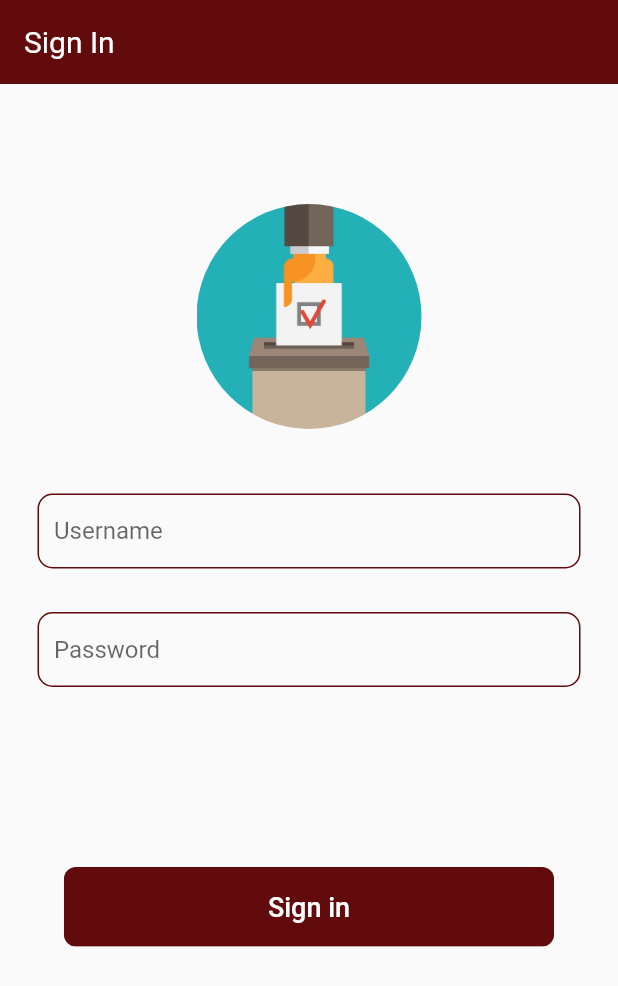
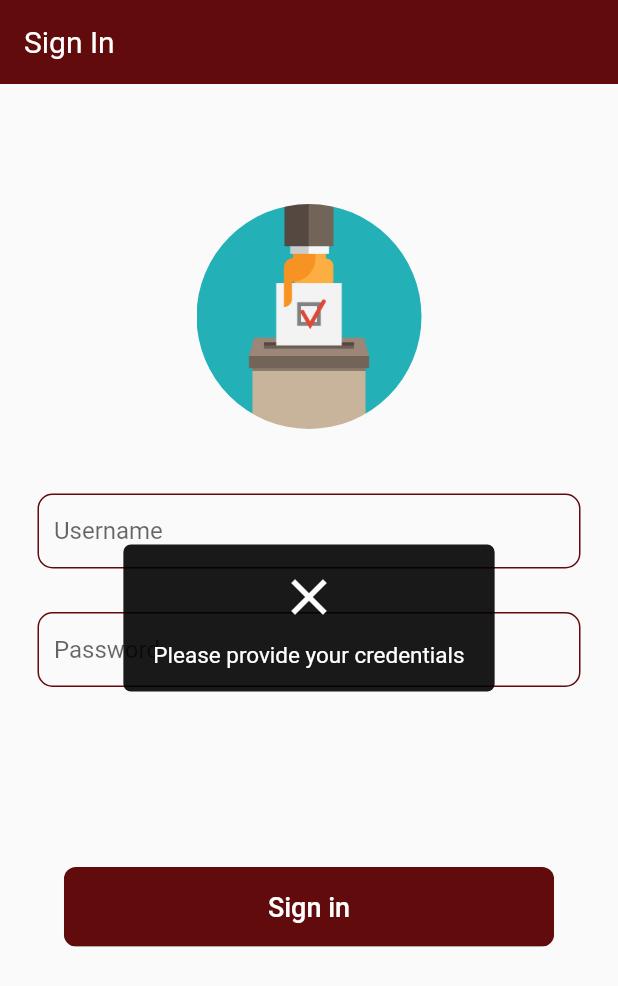
Before and after one commit to joforikwakye/nex_vote_beta, a Flutter app: the screen it shows after launch, after a tap on "Sign in", on a phone screen of 412 x 824 dp. Shown: the top 986 px of the screen. Run offline on Flutter 3.47's test engine with Material 2 defaults, Android fonts, the phone set to English and light mode, and no system bars; our stand-ins replace animated_splash_screen, flutter_easyloading, flutter_spinkit.

Commit message:
added if checks to make sure the appropriate messages are shown in the onpressed

```diff
--- a/lib/screens/sign_in.dart
+++ b/lib/screens/sign_in.dart
@@ -1,4 +1,5 @@
 import 'package:flutter/material.dart';
+import 'package:flutter_easyloading/flutter_easyloading.dart';
 import 'package:nex_vote_beta/services/http_service.dart';
 
 class SignIn extends StatefulWidget {
@@ -126,7 +127,11 @@ class _SignInState extends State<SignIn> {
                   ),
                   onPressed: () async {
                     //CONSUME THE API TO VERIFY IF THE USER IS TRULY A STUDENT AND IS SENT TO THE DASHBOARD
-                    await HttpService.login(username, password, context);
+                    if (username.isNotEmpty && password.isNotEmpty) {
+                      await HttpService.login(username, password, context);
+                    } else {
+                      EasyLoading.showError('Please provide your credentials');
+                    }
                   },
                   style: ElevatedButton.styleFrom(
                     primary: const Color(0xff610B0C),
```
